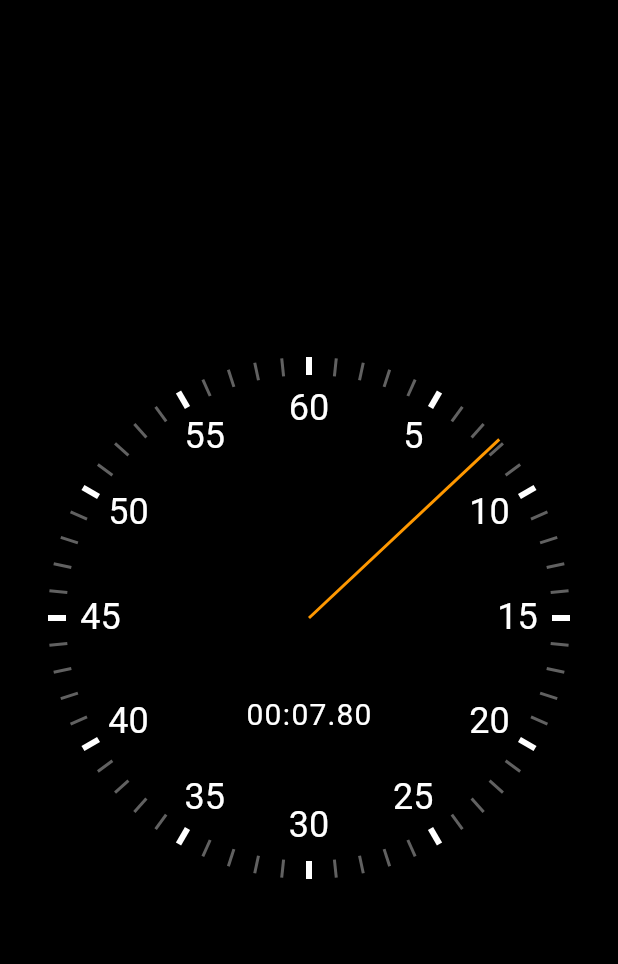
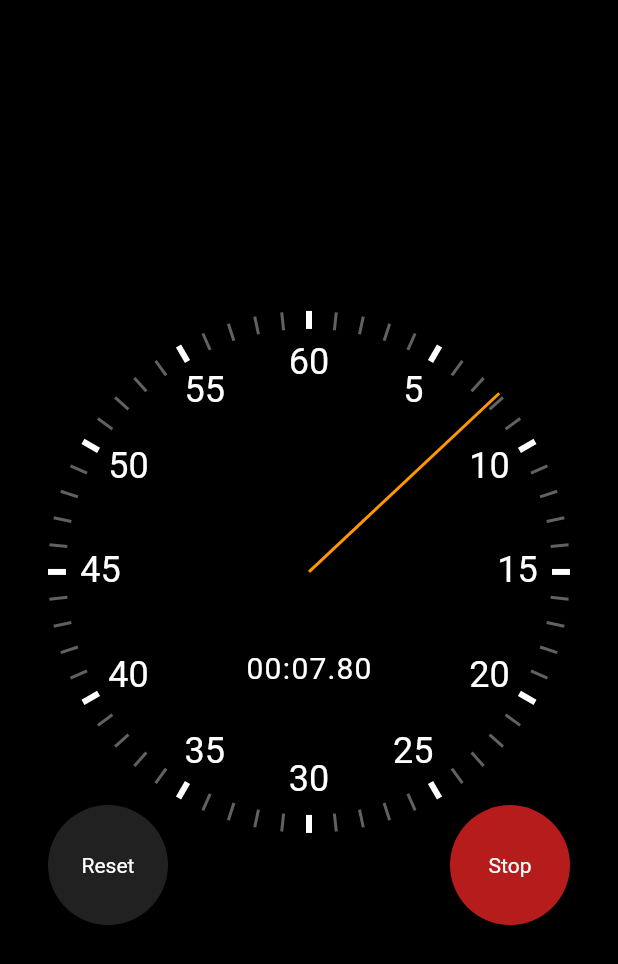
Before and after one commit to MeYo0o/Flutter-Animation-Masterclass, a Flutter app: the screen it shows after launch, on a phone screen of 412 x 824 dp. Shown: the top 964 px of the screen. Run offline on Flutter 3.47's test engine with Material 2 defaults, Android fonts, the phone set to English and light mode, and no system bars.

Commit message:
Add EP22

```diff
--- a/lib/main.dart
+++ b/lib/main.dart
@@ -112,7 +112,7 @@ class MyHomePage extends StatelessWidget {
           child: Padding(
             padding: EdgeInsets.all(32),
             child: AspectRatio(
-              aspectRatio: 1 / 1,
+              aspectRatio: 0.85,
               child: MeYoStopWatch(),
             ),
           ),
--- a/lib/pages/ep11_to_ep/stopwatch.dart
+++ b/lib/pages/ep11_to_ep/stopwatch.dart
@@ -1,5 +1,7 @@
 import 'package:flutter/material.dart';
 import 'package:flutter/scheduler.dart';
+import 'package:flutter_animations_masterclass/pages/ep11_to_ep/reset_button.dart';
+import 'package:flutter_animations_masterclass/pages/ep11_to_ep/start_stop_button.dart';
 import 'package:flutter_animations_masterclass/pages/ep11_to_ep/stop_watch_renderer.dart';
 
 class MeYoStopWatch extends StatefulWidget {
@@ -38,9 +40,34 @@ class _MeYoStopWatchState extends State<MeYoStopWatch>
     return LayoutBuilder(
       builder: (context, constrains) {
         // final radius = constrains.maxWidth / 2;
-        return StopwatchRenderer(
-          elapsedTime: _elapsed,
-          radius: constrains.maxWidth / 2,
+        return Stack(
+          children: [
+            StopwatchRenderer(
+              elapsedTime: _elapsed,
+              radius: constrains.maxWidth / 2,
+            ),
+            Align(
+              alignment: Alignment.bottomLeft,
+              child: SizedBox(
+                height: 80,
+                width: 80,
+                child: ResetButton(
+                  onPressed: () {},
+                ),
+              ),
+            ),
+            Align(
+              alignment: Alignment.bottomRight,
+              child: SizedBox(
+                height: 80,
+                width: 80,
+                child: StartStopButton(
+                  isRunning: true,
+                  onPressed: () {},
+                ),
+              ),
+            ),
+          ],
         );
       },
     );
```
